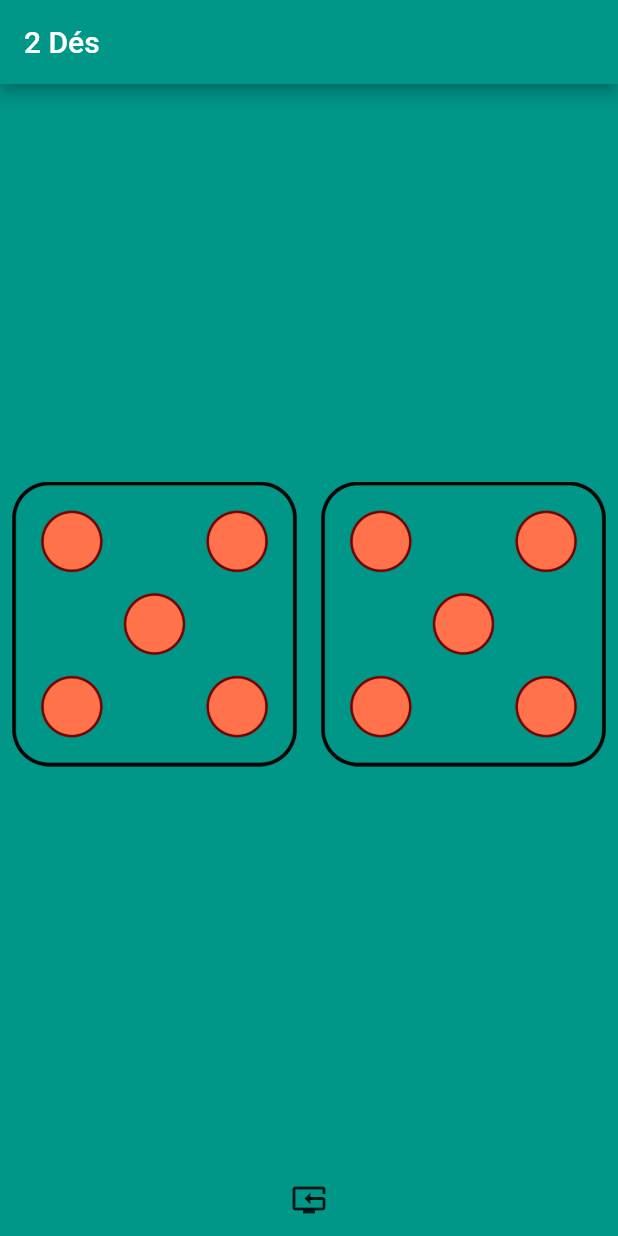
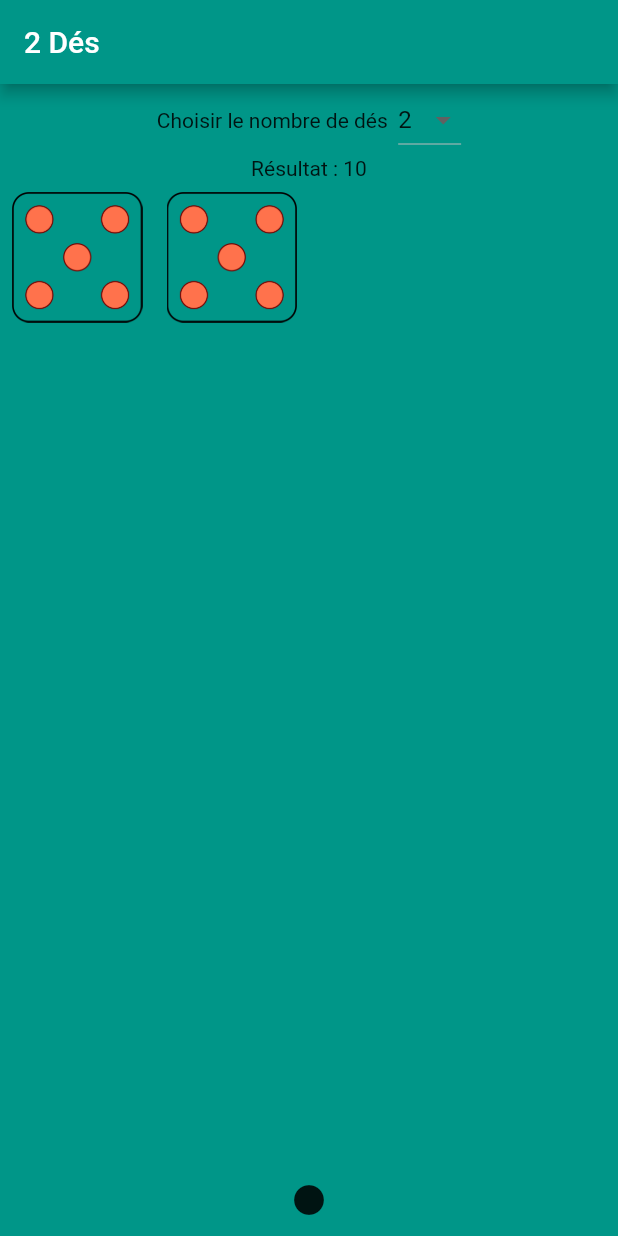
Before and after one commit to FlorentRousselle/dices, a Flutter app: the screen it shows after launch, on a phone screen of 412 x 824 dp. Run offline on Flutter 3.47's test engine with Material 2 defaults, Android fonts, the phone set to English and light mode, and no system bars; our stand-ins replace audioplayers.

Commit message:
added Dice class

```diff
--- a/lib/DicePage.dart
+++ b/lib/DicePage.dart
@@ -1,6 +1,9 @@
 import 'dart:math';
 
+import 'package:audioplayers/audioplayers.dart';
 import 'package:flutter/material.dart';
+
+import 'model/Dice.dart';
 
 class DicePage extends StatefulWidget {
   const DicePage({Key? key}) : super(key: key);
@@ -10,30 +13,58 @@ class DicePage extends StatefulWidget {
 }
 
 class _DicePageState extends State<DicePage> {
-  List<int> dices = [Random().nextInt(6) + 1, Random().nextInt(6) + 1];
-  List<bool> animatedDices = [false, false];
+  //dices
+  int numberOfDice = 2;
+  List<Dice> dices = [Dice(Random().nextInt(6) + 1), Dice(Random().nextInt(6) + 1)];
+  int resultOfDice = 0;
+
+  AudioCache audioCache = AudioCache();
+
+  //menu item list
+  static const menuItems = <int>[1, 2, 3, 4, 5, 6, 7, 8, 9, 10];
+  final List<DropdownMenuItem<int>> dropDownMenuItem = menuItems
+      .map((e) => DropdownMenuItem<int>(value: e, child: Text(e.toString())))
+      .toList();
+
+  @override
+  void initState() {
+    super.initState();
+    resultOfDice = ResultOfDice(dices);
+  }
 
   @override
   Widget build(BuildContext context) {
-    return Container(
-      child: Column(
+    return Column(
       mainAxisAlignment: MainAxisAlignment.spaceBetween,
       children: [
+        Wrap(crossAxisAlignment: WrapCrossAlignment.center, children: [
+          const Text("Choisir le nombre de dés  "),
+          DropdownButton(
+              value: numberOfDice,
+              items: dropDownMenuItem,
+              onChanged: (int? value) {
+                setState(() {
+                  numberOfDice = value!;
+                  dices.clear();
+                  for (int cpt = 0; cpt < numberOfDice; cpt++) {
+                    dices.add(Dice(Random().nextInt(6) + 1));
+                  }
+                  resultOfDice = ResultOfDice(dices);
+                });
+              })
+        ]),
+        Text("Résultat : $resultOfDice"),
         Expanded(
-              child: Row(
+            child: GridView.count(
+          crossAxisCount: MediaQuery.of(context).size.width ~/ 100,
+          mainAxisSpacing: 10,
           children: [
-              Expanded(
-                child: MyAnimatedDice(0)
-              ),
-              Expanded(
-                child: MyAnimatedDice(1),
-              ),
+            for(int cpt = 0; cpt < numberOfDice; cpt++) MyAnimatedDice(cpt),
           ],
         )),
         IconButton(
-              onPressed: () => Rolling2Dice(), icon: Icon(Icons.reset_tv))
+            onPressed: () => Rolling2Dice(), icon: Icon(Icons.circle))
       ],
-      ),
     );
   }
 
@@ -41,40 +72,54 @@ class _DicePageState extends State<DicePage> {
     return AnimatedContainer(
       duration: const Duration(milliseconds: 50),
       transform: Transform.translate(
-                  offset: Offset(animatedDices[index] == true ? Random().nextDouble()*-10 : 0, animatedDices[index] == true ? Random().nextDouble()*-10 : 0),
+        offset: Offset(
+            dices[index].isAnimated == true ? Random().nextDouble() * -10 : 0,
+            dices[index].isAnimated == true ? Random().nextDouble() * -10 : 0),
       ).transform,
       child: TextButton(
-                  child: Image.asset("assets/images/dice${dices[index]}.png"),
+        child: Image.asset("assets/images/dice${dices[index].value}.png"),
         onPressed: () => RollingDice(index),
       ),
     );
   }
 
   Future<void> RollingDice(int index) async {
+    audioCache.play("../assets/sounds/rolling-dice.wav");
     for (int cpt = 0; cpt < 10; cpt++) {
       await Future.delayed(const Duration(milliseconds: 50), () {
         setState(() {
-          animatedDices[index] = !animatedDices[index];
-          dices[index] = Random().nextInt(6) + 1;
+          dices[index].isAnimated = !dices[index].isAnimated;
+          dices[index].value = Random().nextInt(6) + 1;
         });
       });
     }
-    animatedDices[index] = false;
+    dices[index].isAnimated = false;
+    resultOfDice = ResultOfDice(dices);
   }
 
   Future<void> Rolling2Dice() async {
+    audioCache.play("../assets/sounds/rolling-dice.wav");
     for (int cpt = 0; cpt < 10; cpt++) {
       await Future.delayed(const Duration(milliseconds: 50), () {
         setState(() {
-          for(int idx = 0; idx < dices.length; idx++){
-            animatedDices[idx] = !animatedDices[idx];
-            dices[idx] = Random().nextInt(6) + 1;
+          for (int idx = 0; idx < dices.length; idx++) {
+            dices[idx].isAnimated = !dices[idx].isAnimated;
+            dices[idx].value = Random().nextInt(6) + 1;
           }
         });
       });
     }
-    for(int idx = 0; idx < dices.length; idx++){
-      animatedDices[idx] = false;
+    for (int idx = 0; idx < dices.length; idx++) {
+      dices[idx].isAnimated = false;
+    }
+    resultOfDice = ResultOfDice(dices);
+  }
+
+  int ResultOfDice(List<Dice> dicesList) {
+    int result = 0;
+    for (Dice dice in dicesList) {
+      result += dice.value;
+    }
+    return result;
   }
 }
-}
--- /dev/null
+++ b/lib/model/Dice.dart
@@ -0,0 +1,6 @@
+class Dice {
+  int value;
+  bool isAnimated = false;
+
+  Dice(this.value);
+}
--- a/pubspec.yaml
+++ b/pubspec.yaml
@@ -30,7 +30,7 @@ dependencies:
   flutter:
     sdk: flutter
 
-
+  audioplayers:
   cupertino_icons: ^1.0.2
 
 dev_dependencies:
@@ -54,6 +54,7 @@ flutter:
 
   assets:
     - assets/images/
+    - assets/sounds/
 
   # An image asset can refer to one or more resolution-specific "variants", see
   # https://flutter.dev/assets-and-images/#resolution-aware.
```
Also changed, not shown: 3 other files. Lines whose indentation alone changed are shown as unchanged.
